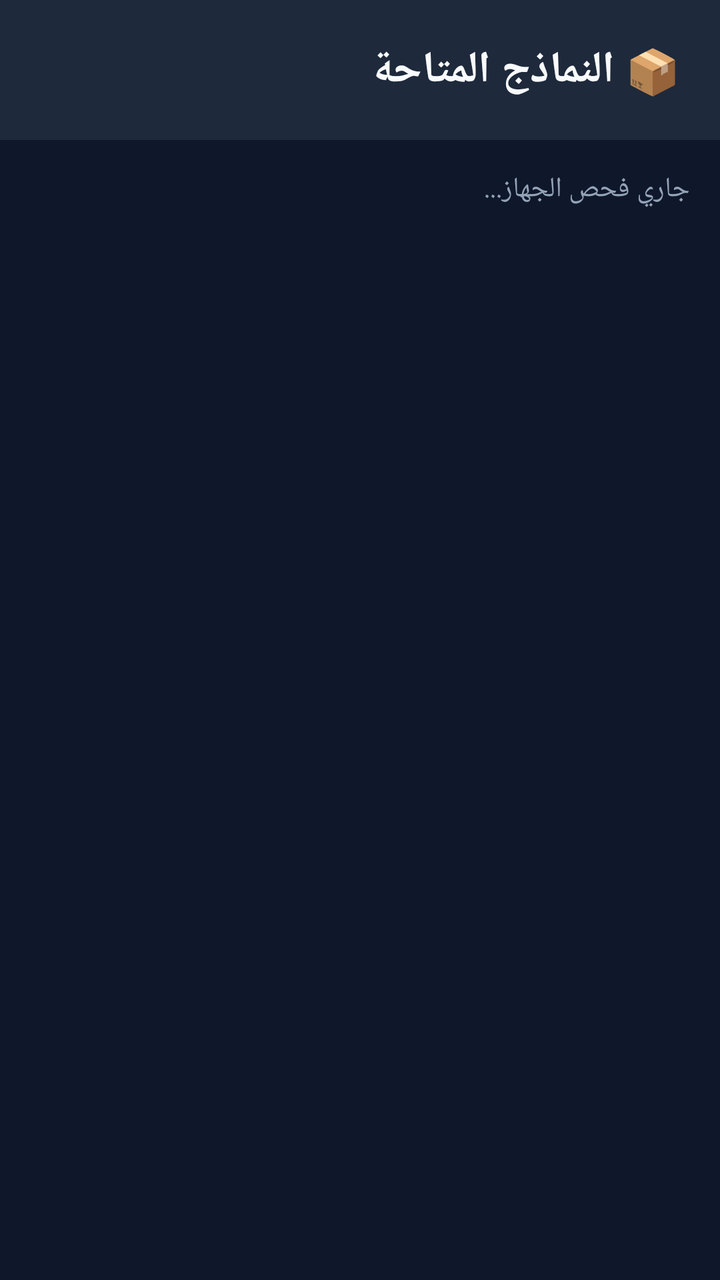
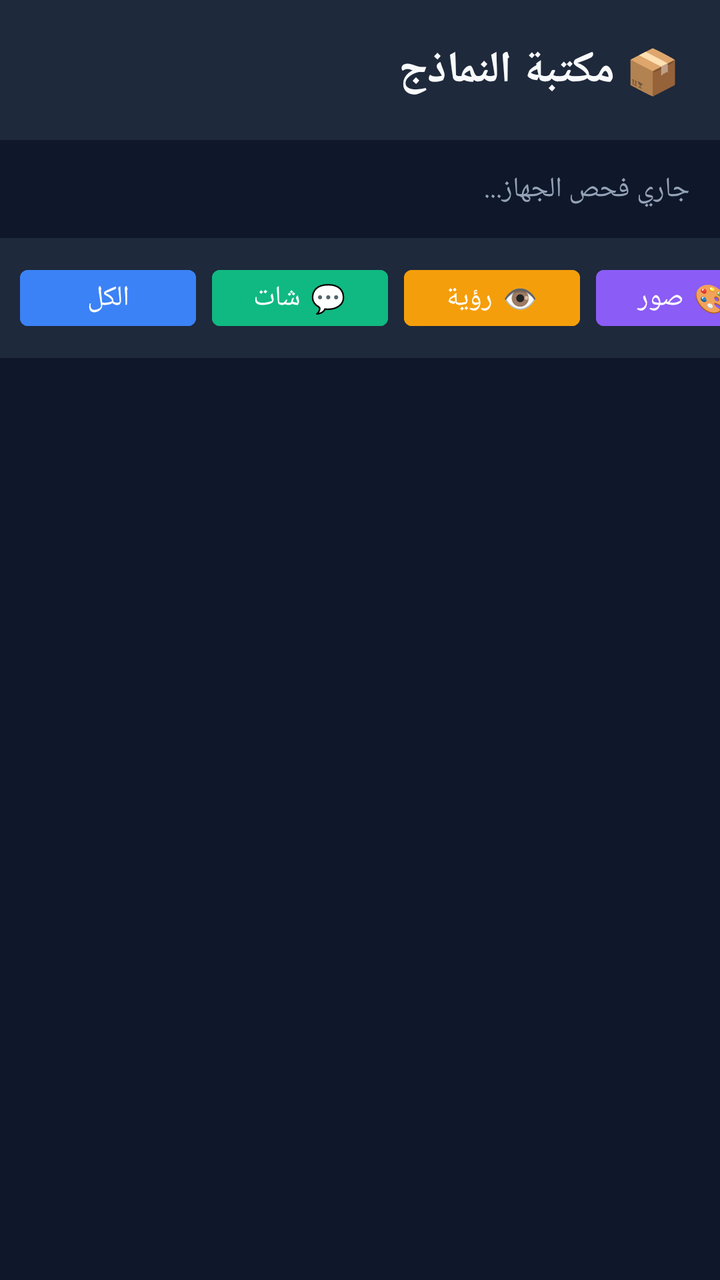

Before-and-after screenshots of an Android layout around one commit, followed by the original layout XML and the change that was made.
<!-- AndroidManifest.xml: application theme Theme.MaterialComponents.DayNight.NoActionBar -->
<!-- res/layout/activity_models.xml -->
<?xml version="1.0" encoding="utf-8"?>
<LinearLayout xmlns:android="http://schemas.android.com/apk/res/android"
    android:layout_width="match_parent"
    android:layout_height="match_parent"
    android:orientation="vertical"
    android:background="#0f172a">

    <TextView
        android:layout_width="match_parent"
        android:layout_height="wrap_content"
        android:text="📦 النماذج المتاحة"
        android:textColor="#f8fafc"
        android:textSize="22sp"
        android:textStyle="bold"
        android:padding="20dp"
        android:background="#1e293b"/>

    <TextView
        android:id="@+id/deviceInfo"
        android:layout_width="match_parent"
        android:layout_height="wrap_content"
        android:text="جاري فحص الجهاز..."
        android:textColor="#94a3b8"
        android:textSize="14sp"
        android:padding="15dp"/>

    <androidx.recyclerview.widget.RecyclerView
        android:id="@+id/recyclerView"
        android:layout_width="match_parent"
        android:layout_height="match_parent"
        android:padding="10dp"/>
</LinearLayout>
<!-- resources referenced by this layout -->
<resources>

</resources>

<!-- the commit's change to res/layout/activity_models.xml (unified diff, before → after) -->
@@ -8,7 +8,7 @@
     <TextView
         android:layout_width="match_parent"
         android:layout_height="wrap_content"
-        android:text="📦 النماذج المتاحة"
+        android:text="📦 مكتبة النماذج"
         android:textColor="#f8fafc"
         android:textSize="22sp"
         android:textStyle="bold"
@@ -24,6 +24,25 @@
         android:textSize="14sp"
         android:padding="15dp"/>
 
+    <HorizontalScrollView
+        android:layout_width="match_parent"
+        android:layout_height="wrap_content"
+        android:scrollbars="none"
+        android:background="#1e293b">
+
+        <LinearLayout
+            android:layout_width="wrap_content"
+            android:layout_height="wrap_content"
+            android:orientation="horizontal"
+            android:padding="10dp">
+
+            <Button android:id="@+id/btnAll" android:layout_width="wrap_content" android:layout_height="40dp" android:text="الكل" android:backgroundTint="#3b82f6" android:layout_marginEnd="8dp"/>
+            <Button android:id="@+id/btnChat" android:layout_width="wrap_content" android:layout_height="40dp" android:text="💬 شات" android:backgroundTint="#10b981" android:layout_marginEnd="8dp"/>
+            <Button android:id="@+id/btnVision" android:layout_width="wrap_content" android:layout_height="40dp" android:text="👁️ رؤية" android:backgroundTint="#f59e0b" android:layout_marginEnd="8dp"/>
+            <Button android:id="@+id/btnImage" android:layout_width="wrap_content" android:layout_height="40dp" android:text="🎨 صور" android:backgroundTint="#8b5cf6"/>
+        </LinearLayout>
+    </HorizontalScrollView>
+
     <androidx.recyclerview.widget.RecyclerView
         android:id="@+id/recyclerView"
         android:layout_width="match_parent"
